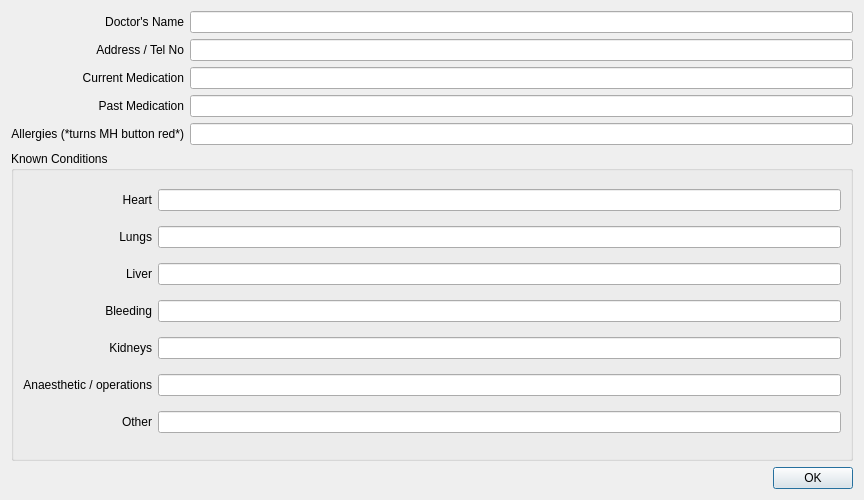
rowinggolfer/openmolar1, file qt-designer/medhist.ui: the form before one commit.
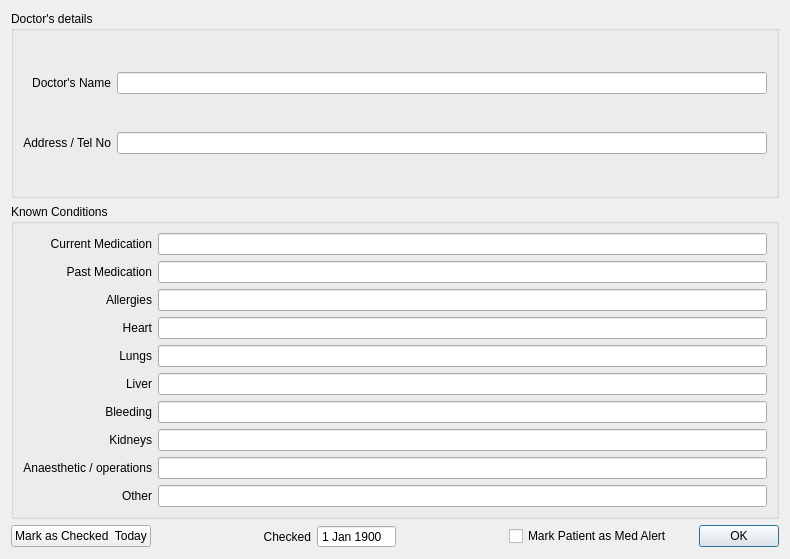
The form after the commit.

The edit to the form file:
```diff
--- a/qt-designer/medhist.ui
+++ b/qt-designer/medhist.ui
@@ -1,135 +1,134 @@
 <ui version="4.0" >
  <class>Dialog</class>
- <widget class="QDialog" name="Dialog" >
-  <property name="geometry" >
+ <widget class="QDialog" name="Dialog">
+  <property name="geometry">
    <rect>
     <x>0</x>
     <y>0</y>
-    <width>864</width>
-    <height>500</height>
+    <width>790</width>
+    <height>559</height>
    </rect>
   </property>
-  <property name="maximumSize" >
+  <property name="maximumSize">
    <size>
     <width>16777215</width>
-    <height>500</height>
+    <height>16777215</height>
    </size>
   </property>
   <property name="windowTitle" >
    <string>Medical Notes</string>
   </property>
-  <layout class="QGridLayout" name="gridLayout_2" >
-   <item row="0" column="1" >
-    <widget class="QLabel" name="label" >
-     <property name="text" >
-      <string>Doctor's Name</string>
+  <layout class="QGridLayout" name="gridLayout_2">
+   <item row="0" column="0" colspan="7">
+    <widget class="QGroupBox" name="groupBox_2">
+     <property name="title">
+      <string>Doctor's details</string>
      </property>
-     <property name="alignment" >
-      <set>Qt::AlignRight|Qt::AlignTrailing|Qt::AlignVCenter</set>
-     </property>
+     <layout class="QGridLayout" name="gridLayout_3">
+      <item row="0" column="0">
+       <widget class="QLabel" name="label">
+        <property name="text">
+         <string>Doctor's Name</string>
+        </property>
+        <property name="alignment">
+         <set>Qt::AlignRight|Qt::AlignTrailing|Qt::AlignVCenter</set>
+        </property>
+       </widget>
+      </item>
+      <item row="0" column="1">
+       <widget class="QLineEdit" name="doctor_lineEdit">
+        <property name="maxLength">
+         <number>60</number>
+        </property>
+       </widget>
+      </item>
+      <item row="1" column="0">
+       <widget class="QLabel" name="label_2">
+        <property name="text">
+         <string>Address / Tel No</string>
+        </property>
+        <property name="alignment">
+         <set>Qt::AlignRight|Qt::AlignTrailing|Qt::AlignVCenter</set>
+        </property>
+       </widget>
+      </item>
+      <item row="1" column="1">
+       <widget class="QLineEdit" name="doctorAddy_lineEdit">
+        <property name="maxLength">
+         <number>60</number>
+        </property>
+       </widget>
+      </item>
+     </layout>
     </widget>
    </item>
-   <item row="0" column="2" colspan="2" >
-    <widget class="QLineEdit" name="doctor_lineEdit" >
-     <property name="maxLength" >
-      <number>60</number>
-     </property>
-    </widget>
-   </item>
-   <item row="1" column="1" >
-    <widget class="QLabel" name="label_2" >
-     <property name="text" >
-      <string>Address / Tel No</string>
-     </property>
-     <property name="alignment" >
-      <set>Qt::AlignRight|Qt::AlignTrailing|Qt::AlignVCenter</set>
-     </property>
-    </widget>
-   </item>
-   <item row="1" column="2" colspan="2" >
-    <widget class="QLineEdit" name="doctorAddy_lineEdit" >
-     <property name="maxLength" >
-      <number>60</number>
-     </property>
-    </widget>
-   </item>
-   <item row="2" column="1" >
-    <widget class="QLabel" name="label_3" >
-     <property name="text" >
-      <string>Current Medication</string>
-     </property>
-     <property name="alignment" >
-      <set>Qt::AlignRight|Qt::AlignTrailing|Qt::AlignVCenter</set>
-     </property>
-    </widget>
-   </item>
-   <item row="2" column="2" colspan="2" >
-    <widget class="QLineEdit" name="curMeds_lineEdit" >
-     <property name="maxLength" >
-      <number>60</number>
-     </property>
-    </widget>
-   </item>
-   <item row="3" column="1" >
-    <widget class="QLabel" name="label_4" >
-     <property name="text" >
-      <string>Past Medication</string>
-     </property>
-     <property name="alignment" >
-      <set>Qt::AlignRight|Qt::AlignTrailing|Qt::AlignVCenter</set>
-     </property>
-    </widget>
-   </item>
-   <item row="3" column="2" colspan="2" >
-    <widget class="QLineEdit" name="pastMeds_lineEdit" >
-     <property name="maxLength" >
-      <number>60</number>
-     </property>
-    </widget>
-   </item>
-   <item row="4" column="0" colspan="2" >
-    <widget class="QLabel" name="label_5" >
-     <property name="text" >
-      <string>Allergies (*turns MH button red*)</string>
-     </property>
-     <property name="alignment" >
-      <set>Qt::AlignRight|Qt::AlignTrailing|Qt::AlignVCenter</set>
-     </property>
-    </widget>
-   </item>
-   <item row="4" column="2" colspan="2" >
-    <widget class="QLineEdit" name="allergies_lineEdit" >
-     <property name="maxLength" >
-      <number>60</number>
-     </property>
-    </widget>
-   </item>
-   <item row="5" column="0" colspan="4" >
-    <widget class="QGroupBox" name="groupBox" >
-     <property name="title" >
+   <item row="1" column="0" colspan="7">
+    <widget class="QGroupBox" name="groupBox">
+     <property name="title">
       <string>Known Conditions</string>
      </property>
-     <layout class="QGridLayout" name="gridLayout" >
-      <item row="0" column="0" >
-       <widget class="QLabel" name="label_6" >
-        <property name="text" >
-         <string>Heart</string>
+     <layout class="QGridLayout" name="gridLayout">
+      <item row="0" column="1">
+       <widget class="QLabel" name="label_3">
+        <property name="text">
+         <string>Current Medication</string>
         </property>
         <property name="alignment" >
          <set>Qt::AlignRight|Qt::AlignTrailing|Qt::AlignVCenter</set>
         </property>
        </widget>
       </item>
-      <item row="0" column="1" >
-       <widget class="QLineEdit" name="heart_lineEdit" >
-        <property name="maxLength" >
+      <item row="0" column="2">
+       <widget class="QLineEdit" name="curMeds_lineEdit">
+        <property name="maxLength">
          <number>60</number>
         </property>
        </widget>
       </item>
-      <item row="1" column="0" >
-       <widget class="QLabel" name="label_7" >
-        <property name="text" >
+      <item row="1" column="1">
+       <widget class="QLabel" name="label_4">
+        <property name="text">
+         <string>Past Medication</string>
+        </property>
+        <property name="alignment">
+         <set>Qt::AlignRight|Qt::AlignTrailing|Qt::AlignVCenter</set>
+        </property>
+       </widget>
+      </item>
+      <item row="1" column="2">
+       <widget class="QLineEdit" name="pastMeds_lineEdit">
+        <property name="maxLength">
+         <number>60</number>
+        </property>
+       </widget>
+      </item>
+      <item row="2" column="1">
+       <widget class="QLabel" name="label_5">
+        <property name="text">
+         <string>Allergies</string>
+        </property>
+        <property name="alignment">
+         <set>Qt::AlignRight|Qt::AlignTrailing|Qt::AlignVCenter</set>
+        </property>
+       </widget>
+      </item>
+      <item row="2" column="2">
+       <widget class="QLineEdit" name="allergies_lineEdit">
+        <property name="maxLength">
+         <number>60</number>
+        </property>
+       </widget>
+      </item>
+      <item row="3" column="2">
+       <widget class="QLineEdit" name="heart_lineEdit">
+        <property name="maxLength">
+         <number>60</number>
+        </property>
+       </widget>
+      </item>
+      <item row="4" column="0" colspan="2">
+       <widget class="QLabel" name="label_7">
+        <property name="text">
          <string>Lungs</string>
         </property>
         <property name="alignment" >
@@ -137,33 +136,23 @@
         </property>
        </widget>
       </item>
-      <item row="1" column="1" >
-       <widget class="QLineEdit" name="lungs_lineEdit" >
-        <property name="maxLength" >
+      <item row="4" column="2">
+       <widget class="QLineEdit" name="lungs_lineEdit">
+        <property name="maxLength">
          <number>60</number>
         </property>
        </widget>
       </item>
-      <item row="2" column="0" >
-       <widget class="QLabel" name="label_8" >
-        <property name="text" >
-         <string>Liver</string>
-        </property>
-        <property name="alignment" >
-         <set>Qt::AlignRight|Qt::AlignTrailing|Qt::AlignVCenter</set>
-        </property>
-       </widget>
-      </item>
-      <item row="2" column="1" >
-       <widget class="QLineEdit" name="liver_lineEdit" >
-        <property name="maxLength" >
+      <item row="5" column="2">
+       <widget class="QLineEdit" name="liver_lineEdit">
+        <property name="maxLength">
          <number>60</number>
         </property>
        </widget>
       </item>
-      <item row="3" column="0" >
-       <widget class="QLabel" name="label_11" >
-        <property name="text" >
+      <item row="6" column="0" colspan="2">
+       <widget class="QLabel" name="label_11">
+        <property name="text">
          <string>Bleeding</string>
         </property>
         <property name="alignment" >
@@ -171,16 +160,16 @@
         </property>
        </widget>
       </item>
-      <item row="3" column="1" >
-       <widget class="QLineEdit" name="bleeding_lineEdit" >
-        <property name="maxLength" >
+      <item row="6" column="2">
+       <widget class="QLineEdit" name="bleeding_lineEdit">
+        <property name="maxLength">
          <number>60</number>
         </property>
        </widget>
       </item>
-      <item row="4" column="0" >
-       <widget class="QLabel" name="label_9" >
-        <property name="text" >
+      <item row="7" column="0" colspan="2">
+       <widget class="QLabel" name="label_9">
+        <property name="text">
          <string>Kidneys</string>
         </property>
         <property name="alignment" >
@@ -188,16 +177,16 @@
         </property>
        </widget>
       </item>
-      <item row="4" column="1" >
-       <widget class="QLineEdit" name="kidneys_lineEdit" >
-        <property name="maxLength" >
+      <item row="7" column="2">
+       <widget class="QLineEdit" name="kidneys_lineEdit">
+        <property name="maxLength">
          <number>60</number>
         </property>
        </widget>
       </item>
-      <item row="5" column="0" >
-       <widget class="QLabel" name="label_10" >
-        <property name="text" >
+      <item row="8" column="0" colspan="2">
+       <widget class="QLabel" name="label_10">
+        <property name="text">
          <string>Anaesthetic / operations</string>
         </property>
         <property name="alignment" >
@@ -205,16 +194,16 @@
         </property>
        </widget>
       </item>
-      <item row="5" column="1" >
-       <widget class="QLineEdit" name="anaesthetic_lineEdit" >
-        <property name="maxLength" >
+      <item row="8" column="2">
+       <widget class="QLineEdit" name="anaesthetic_lineEdit">
+        <property name="maxLength">
          <number>60</number>
         </property>
        </widget>
       </item>
-      <item row="6" column="0" >
-       <widget class="QLabel" name="label_12" >
-        <property name="text" >
+      <item row="9" column="0" colspan="2">
+       <widget class="QLabel" name="label_12">
+        <property name="text">
          <string>Other</string>
         </property>
         <property name="alignment" >
@@ -222,22 +211,112 @@
         </property>
        </widget>
       </item>
-      <item row="6" column="1" >
-       <widget class="QLineEdit" name="other_lineEdit" >
-        <property name="maxLength" >
+      <item row="9" column="2">
+       <widget class="QLineEdit" name="other_lineEdit">
+        <property name="maxLength">
          <number>60</number>
         </property>
        </widget>
       </item>
+      <item row="3" column="1">
+       <widget class="QLabel" name="label_6">
+        <property name="text">
+         <string>Heart</string>
+        </property>
+        <property name="alignment">
+         <set>Qt::AlignRight|Qt::AlignTrailing|Qt::AlignVCenter</set>
+        </property>
+       </widget>
+      </item>
+      <item row="5" column="1">
+       <widget class="QLabel" name="label_8">
+        <property name="text">
+         <string>Liver</string>
+        </property>
+        <property name="alignment">
+         <set>Qt::AlignRight|Qt::AlignTrailing|Qt::AlignVCenter</set>
+        </property>
+       </widget>
+      </item>
      </layout>
     </widget>
    </item>
-   <item row="6" column="3" >
-    <widget class="QDialogButtonBox" name="buttonBox" >
-     <property name="orientation" >
+   <item row="2" column="0">
+    <widget class="QPushButton" name="checked_pushButton">
+     <property name="text">
+      <string>Mark as Checked  Today</string>
+     </property>
+    </widget>
+   </item>
+   <item row="2" column="1">
+    <spacer name="horizontalSpacer_2">
+     <property name="orientation">
       <enum>Qt::Horizontal</enum>
      </property>
-     <property name="standardButtons" >
+     <property name="sizeHint" stdset="0">
+      <size>
+       <width>40</width>
+       <height>20</height>
+      </size>
+     </property>
+    </spacer>
+   </item>
+   <item row="2" column="2">
+    <widget class="QLabel" name="date_label">
+     <property name="text">
+      <string>Checked</string>
+     </property>
+     <property name="alignment">
+      <set>Qt::AlignRight|Qt::AlignTrailing|Qt::AlignVCenter</set>
+     </property>
+    </widget>
+   </item>
+   <item row="2" column="3">
+    <widget class="QDateEdit" name="dateEdit">
+     <property name="readOnly">
+      <bool>true</bool>
+     </property>
+     <property name="buttonSymbols">
+      <enum>QAbstractSpinBox::NoButtons</enum>
+     </property>
+     <property name="dateTime">
+      <datetime>
+       <hour>0</hour>
+       <minute>0</minute>
+       <second>0</second>
+       <year>1900</year>
+       <month>1</month>
+       <day>1</day>
+      </datetime>
+     </property>
+    </widget>
+   </item>
+   <item row="2" column="4">
+    <spacer name="horizontalSpacer">
+     <property name="orientation">
+      <enum>Qt::Horizontal</enum>
+     </property>
+     <property name="sizeHint" stdset="0">
+      <size>
+       <width>40</width>
+       <height>20</height>
+      </size>
+     </property>
+    </spacer>
+   </item>
+   <item row="2" column="5">
+    <widget class="QCheckBox" name="checkBox">
+     <property name="text">
+      <string>Mark Patient as Med Alert</string>
+     </property>
+    </widget>
+   </item>
+   <item row="2" column="6">
+    <widget class="QDialogButtonBox" name="buttonBox">
+     <property name="orientation">
+      <enum>Qt::Horizontal</enum>
+     </property>
+     <property name="standardButtons">
       <set>QDialogButtonBox::Ok</set>
      </property>
     </widget>
```
Left out of the diff: 25 changed lines with no effect on the pictures.
